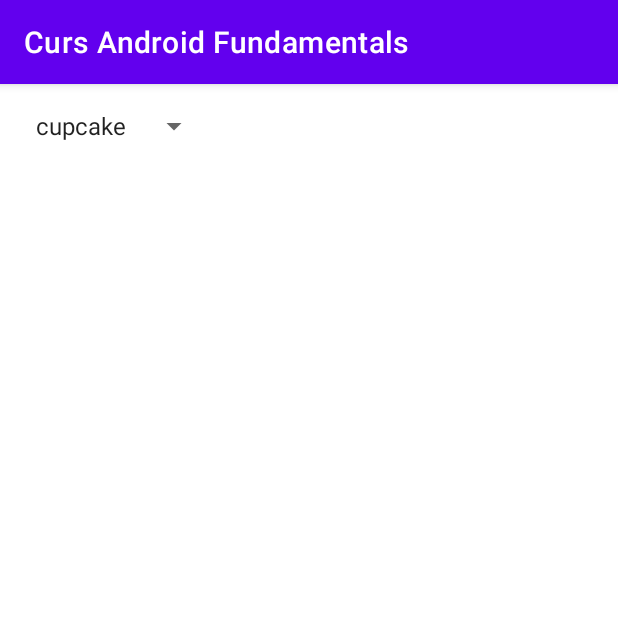
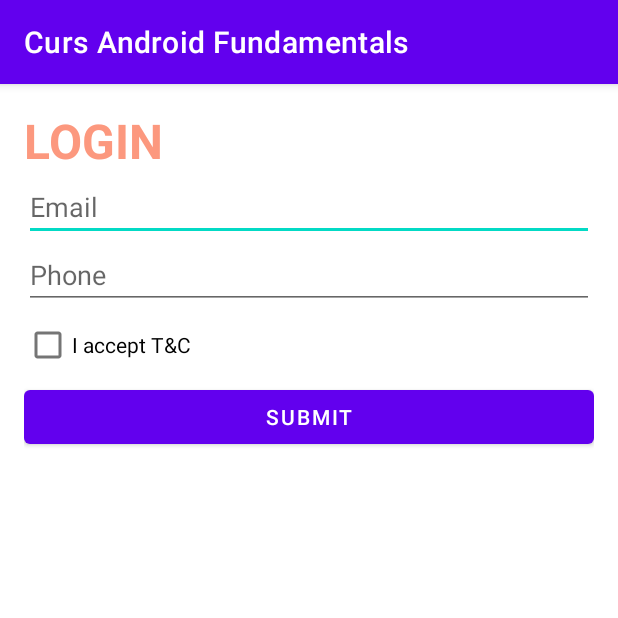
Before and after one commit to magdamiu/AndroidFundamentalsMay2021, an Android app: the screen it shows after launch (MainActivity), on a phone screen of 412 x 824 dp, the top half of it. Run offline under Robolectric (Android 15) with nearby library versions, the phone set to English and light mode, and no system bars.

Commit message:
Course 3 - Code Challenges

```diff
--- a/app/src/main/java/com/magdamiu/androidfundamentalsmai2021/MainActivity.java
+++ b/app/src/main/java/com/magdamiu/androidfundamentalsmai2021/MainActivity.java
@@ -3,9 +3,10 @@ package com.magdamiu.androidfundamentalsmai2021;
 import androidx.appcompat.app.AppCompatActivity;
 
 import android.os.Bundle;
+import android.text.TextUtils;
 import android.util.Log;
+import android.util.Patterns;
 import android.view.View;
-import android.webkit.WebSettings;
 import android.webkit.WebView;
 import android.widget.AdapterView;
 import android.widget.ArrayAdapter;
@@ -22,6 +23,8 @@ public class MainActivity extends AppCompatActivity {
 
     private static final String ANDROID_URL = "https://developer.android.com/";
     private EditText editTextName;
+    private EditText editTextEmail;
+    private EditText editTextPhone;
     private Button buttonDisplayGreetings;
     private TextView textViewGreetings;
     private WebView webView;
@@ -36,16 +39,18 @@ public class MainActivity extends AppCompatActivity {
         setContentView(R.layout.sample);
         setContentView(R.layout.code_challenge_c2);
         setContentView(R.layout.scrollview_sample);
-        setContentView(R.layout.webview_sample); */
+        setContentView(R.layout.webview_sample);
         setContentView(R.layout.spinner_sample);
+        setContentView(R.layout.code_challenge2_c3); */
+        setContentView(R.layout.code_challenge1_c3);
 
-        setAndroidVersions();
+        /* setAndroidVersions();
         initSpinnerAdapter();
         setSpinnerAdapter();
-        handlingSpinnerListener();
+        handlingSpinnerListener(); */
 
         // loadUrl();
-        // initViews();
+        initViews();
         displayLogs();
     }
 
@@ -100,6 +105,8 @@ public class MainActivity extends AppCompatActivity {
         editTextName = findViewById(R.id.editTextName);
         buttonDisplayGreetings = findViewById(R.id.buttonDisplayGreetings);
         textViewGreetings = findViewById(R.id.textViewGreetings);
+        editTextEmail = findViewById(R.id.editTextEmail);
+        editTextPhone = findViewById(R.id.editTextPhone);
     }
 
     private void displayLogs() {
@@ -127,4 +134,28 @@ public class MainActivity extends AppCompatActivity {
             Toast.makeText(MainActivity.this, getString(R.string.error_insert_name), Toast.LENGTH_LONG).show();
         }
     }
+
+    // Course 3: Code Challenge 1
+    public static boolean isValidEmail(CharSequence target) {
+        return (!TextUtils.isEmpty(target) && Patterns.EMAIL_ADDRESS.matcher(target).matches());
+    }
+
+    public static boolean isValidPhone(CharSequence phone) {
+        return (!TextUtils.isEmpty(phone) && Patterns.PHONE.matcher(phone).matches());
+    }
+
+    public void displaySubmitOnClick(View view) {
+        String inputName = editTextEmail.getText().toString();
+        if (!isValidEmail(inputName)) {
+            editTextEmail.setError(getString(R.string.error_insert_email));
+            Toast.makeText(MainActivity.this, getString(R.string.error_insert_email),
+                    Toast.LENGTH_LONG).show();
+        }
+        inputName = editTextPhone.getText().toString();
+        if (!isValidPhone(inputName)) {
+            editTextPhone.setError(getString(R.string.error_insert_phone));
+            Toast.makeText(MainActivity.this, getString(R.string.error_insert_phone),
+                    Toast.LENGTH_LONG).show();
+        }
+    }
 }
--- /dev/null
+++ b/app/src/main/res/layout/code_challenge1_c3.xml
@@ -0,0 +1,47 @@
+<?xml version="1.0" encoding="utf-8"?>
+<LinearLayout xmlns:android="http://schemas.android.com/apk/res/android"
+    android:layout_width="match_parent"
+    android:layout_height="match_parent"
+    android:orientation="vertical"
+    android:padding="@dimen/dp_16">
+
+    <TextView
+        android:layout_width="wrap_content"
+        android:layout_height="wrap_content"
+        android:background="@color/white"
+        android:text="@string/login"
+        android:textColor="@color/orange_FC987E"
+        android:textSize="@dimen/sp_32"
+        android:textStyle="bold" />
+
+    <EditText
+        android:id="@+id/editTextEmail"
+        android:layout_width="match_parent"
+        android:layout_height="wrap_content"
+        android:autofillHints="@string/email"
+        android:hint="@string/email"
+        android:inputType="textEmailAddress" />
+
+    <EditText
+        android:id="@+id/editTextPhone"
+        android:layout_width="match_parent"
+        android:layout_height="wrap_content"
+        android:autofillHints="@string/phone"
+        android:hint="@string/phone"
+        android:inputType="phone" />
+
+    <CheckBox
+        android:layout_width="match_parent"
+        android:layout_height="wrap_content"
+        android:checked="false"
+        android:text="@string/i_accept_t_amp_c" />
+
+    <Button
+        android:id="@+id/buttonSubmit"
+        android:layout_width="match_parent"
+        android:layout_height="wrap_content"
+        android:onClick="displaySubmitOnClick"
+        android:text="@string/submit"
+        android:textColor="@color/white" />
+
+</LinearLayout>
--- a/app/src/main/res/values/colors.xml
+++ b/app/src/main/res/values/colors.xml
@@ -14,4 +14,6 @@
     <color name="green_A2C89C">#A2C89C</color>
     <color name="yellow_FBC962">#FBC962</color>
     <color name="pink_FC4481">#FC4481</color>
+    <color name="purple_9B2FAE">#9B2FAE</color>
+    <color name="teal_7CCBC5">#7CCBC5</color>
 </resources>
--- a/app/src/main/res/values/dimens.xml
+++ b/app/src/main/res/values/dimens.xml
@@ -16,4 +16,9 @@
     <dimen name="dp_20">20dp</dimen>
     <dimen name="dp_128">128dp</dimen>
     <dimen name="dp_64">64dp</dimen>
+    <dimen name="dp_8">8dp</dimen>
+    <dimen name="dp_16">16dp</dimen>
+    <dimen name="dp_24">24dp</dimen>
+    <dimen name="dp_32">32dp</dimen>
+    <dimen name="sp_32">32sp</dimen>
 </resources>
--- a/app/src/main/res/values/strings.xml
+++ b/app/src/main/res/values/strings.xml
@@ -12,6 +12,8 @@
     <string name="please_add_your_name_here">Please add your name here</string>
     <string name="greetings">Greetings :)</string>
     <string name="error_insert_name">Please insert a name</string>
+    <string name="error_insert_email">Fill the input with a valid email address</string>
+    <string name="error_insert_phone">Fill the input with a valid phone number</string>
     <string name="this_is_an_orange_textview">This is an orange TextView</string>
     <string name="this_is_a_green_textview">This is a green TextView</string>
     <string name="this_is_a_blue_textview">This is a blue TextView</string>
@@ -26,4 +28,10 @@
     <string name="long_text">Of course, you’d want to replace the URL after git remote add upstream with the appropriate clone URL for the original project repository. For the rest of this article, I’m going to assume you used upstream as the name for this additional Git remote. Now, you could try pushing changes to the original repository using git push at this point, but it would probably fail because you probably don’t have permission to push changes directly to the repository. Besides, it really wouldn’t be a good idea. That’s because other people might be working on the project as well, and how in the world would we keep track of everyone’s changes? That’s where branches come in.</string>
     <string name="text_on_the_left">text on the left</string>
     <string name="text_centered_in_parent">text centered in parent</string>
+    <string name="scroll_view_text">ScrollView: A view group that allows the view hierarchy placed within it to be scrolled. Scroll view may have only one direct child placed within it. To add multiple views within the scroll view, make the direct child you add a view group, for example LinearLayout, and place additional views within that LinearLayout.</string>
+    <string name="login">LOGIN</string>
+    <string name="email">Email</string>
+    <string name="phone">Phone</string>
+    <string name="i_accept_t_amp_c"><![CDATA[I accept T&C]]></string>
+    <string name="submit">SUBMIT</string>
 </resources>
```
Also changed, not shown: app/src/main/res/layout/code_challenge2_c3.xml (renamed from app/src/main/res/layout/code_challenge_2_c3.xml, +51 -4 lines).
